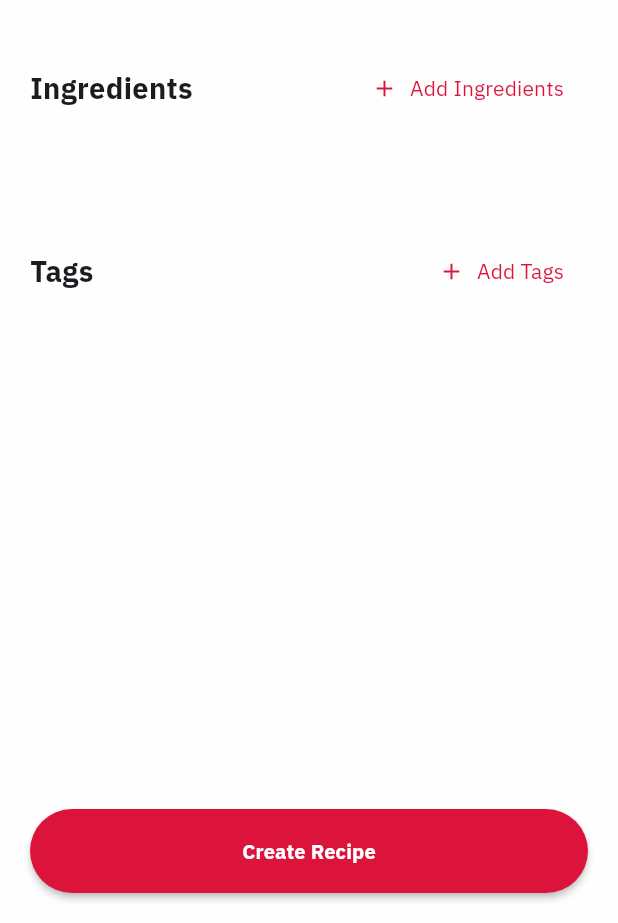
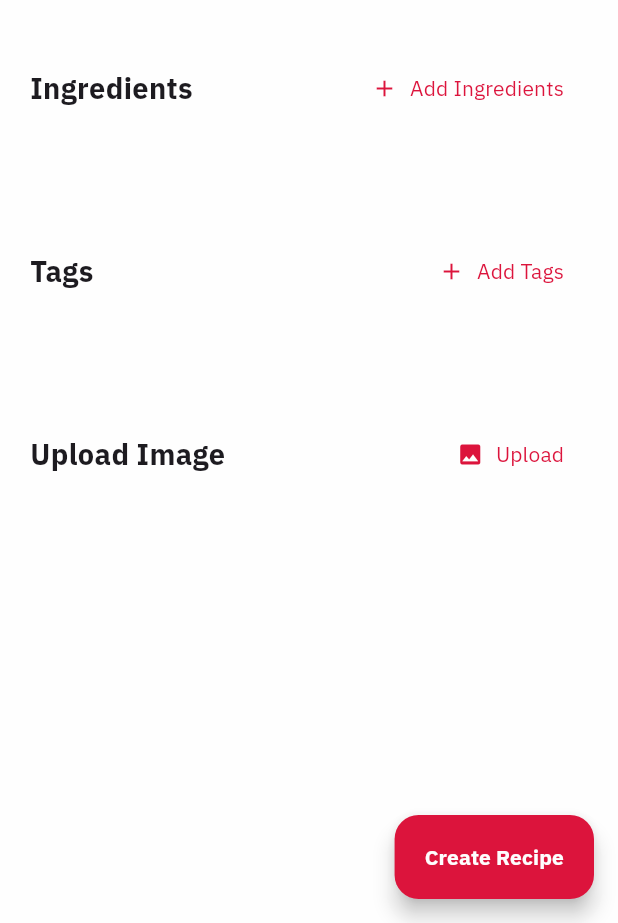
Before and after one commit to mertcanerbasi/meal_app, a Flutter app: the CreateReceipePage screen opened directly, on a phone screen of 412 x 824 dp, the part 313-1236 px from its top. Run offline on Flutter 3.47's test engine with Material 2 defaults, Android fonts, the light colour scheme and no system bars; our stand-ins replace buildcondition, cached_network_image, cloud_firestore, device_preview, firebase_auth, firebase_core and 10 more; missing offline and left inert: queen_validators; accounts and stored records are empty; generated files the repository leaves out were written again.

Commit message:
image_picker_with_cropper

```diff
--- a/lib/presentation/pages/create_recipe_page/create_recipe_page.dart
+++ b/lib/presentation/pages/create_recipe_page/create_recipe_page.dart
@@ -16,6 +16,7 @@ class CreateReceipePage extends StatelessWidget {
     TextEditingController nameController = TextEditingController();
     TextEditingController indgredientsController = TextEditingController();
     TextEditingController tagController = TextEditingController();
+    final formKey = GlobalKey<FormState>();
     var cubit = CreateRecipeCubit.get(context);
     return WillPopScope(
       onWillPop: () {
@@ -26,6 +27,19 @@ class CreateReceipePage extends StatelessWidget {
       child: Scaffold(
         backgroundColor: AppColors.backgroundColor.withOpacity(0.95),
         appBar: DefaultAppBar(title: context.l10n.addRecipe, context: context),
+        floatingActionButton: FloatingActionButton.extended(
+            backgroundColor: AppColors.mainColor,
+            onPressed: () {
+              if (formKey.currentState?.validate() == true) {
+                cubit.createRecipe(mealName: nameController.text);
+              }
+            },
+            label: const Text(
+              "Create Recipe",
+              style: TextStyle(
+                  color: AppColors.backgroundColor,
+                  fontWeight: FontWeight.bold),
+            )),
         body: SafeArea(
           child: Padding(
             padding: paddingAll,
@@ -40,8 +54,10 @@ class CreateReceipePage extends StatelessWidget {
                 if (state is CreateRecipeErrorState) {
                   return BuildErrorWidget(error: state.error);
                 } else if (state is CreateRecipeInitialState) {
-                  return Column(
-                    crossAxisAlignment: CrossAxisAlignment.start,
+                  return Form(
+                    key: formKey,
+                    child: ListView(
+                      physics: const ClampingScrollPhysics(),
                       children: [
                         DefaultTextFormField(
                             context: context,
@@ -139,13 +155,49 @@ class CreateReceipePage extends StatelessWidget {
                             },
                           ),
                         ),
+                        SizedBox(
+                          height: 3.h,
+                        ),
+                        Row(
+                          children: [
+                            Text(
+                              "Upload Image",
+                              style: TextStyle(
+                                fontWeight: FontWeight.bold,
+                                fontSize: 18.sp,
+                              ),
+                            ),
                             const Spacer(),
-                      DefaultButton(
-                          title: "Create Recipe",
-                          onPressed: () {
-                            cubit.createRecipe(mealName: nameController.text);
-                          })
+                            TextButton.icon(
+                                onPressed: () async {
+                                  await cubit.getImage();
+                                },
+                                icon: const Icon(
+                                  Icons.photo,
+                                  color: AppColors.mainColor,
+                                ),
+                                label: const Text(
+                                  "Upload",
+                                  style: TextStyle(color: AppColors.mainColor),
+                                ))
                           ],
+                        ),
+                        SizedBox(
+                          height: 1.h,
+                        ),
+                        if (cubit.image != null)
+                          Container(
+                            height: 30.h,
+                            clipBehavior: Clip.hardEdge,
+                            decoration: BoxDecoration(
+                                borderRadius: BorderRadius.circular(25.sp)),
+                            child: Image.file(
+                              cubit.image!,
+                              fit: BoxFit.fitHeight,
+                            ),
+                          ),
+                      ],
+                    ),
                   );
                 } else {
                   return const LoadingWidget();
--- a/pubspec.yaml
+++ b/pubspec.yaml
@@ -34,6 +34,8 @@ dependencies:
   geolocator: ^9.0.2
   google_mobile_ads: ^2.4.0
   google_sign_in: ^6.0.2
+  image_cropper: ^3.0.2
+  image_picker: ^0.8.7+2
   in_app_review: ^2.0.6
   injectable: ^2.1.1
   intl: ^0.17.0
```
Also changed, not shown: lib/core/cubits/create_recipe_cubit/create_recipe_cubit.dart (+49 -0 lines), 3 other files. Lines whose indentation alone changed are shown as unchanged.
